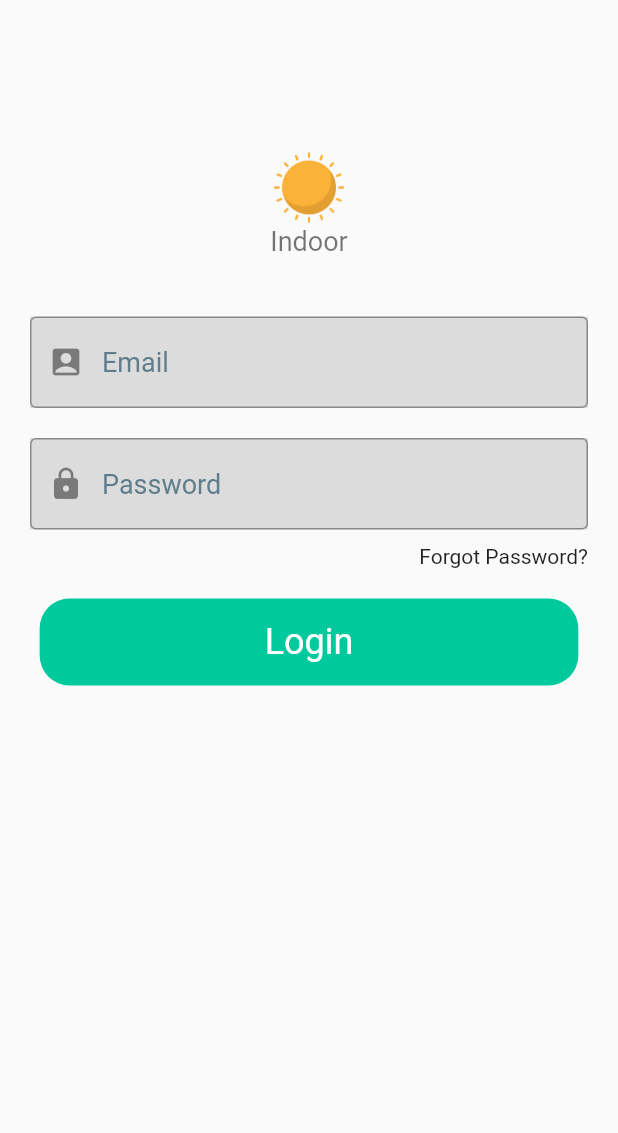
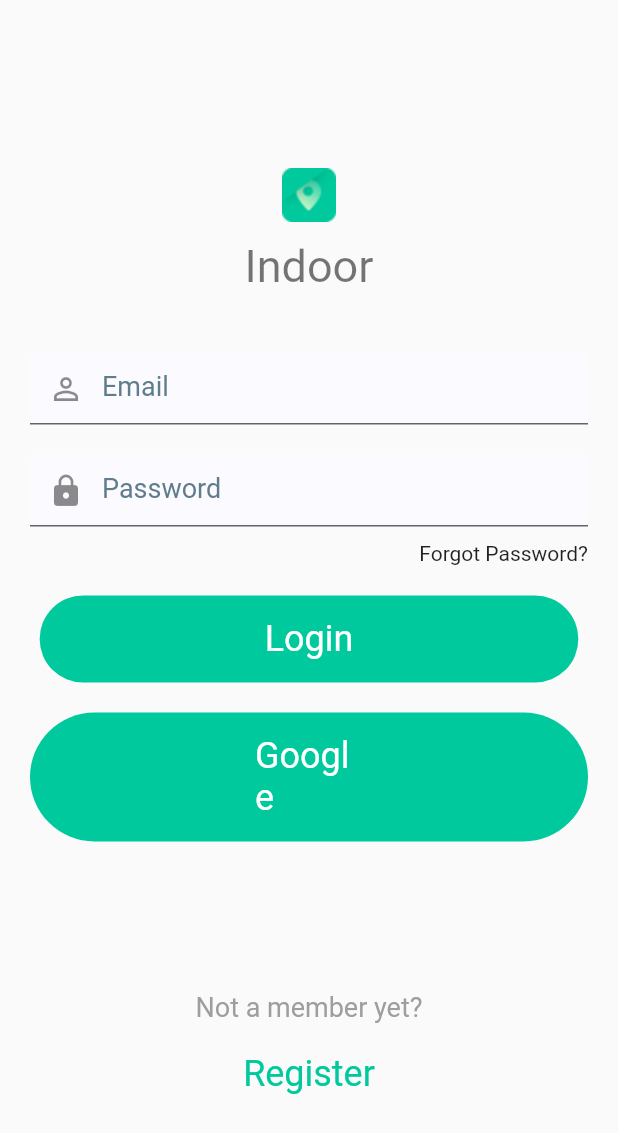
Before and after one commit to iyer99iyer/Covid19-app, a Flutter app: the screen it shows after launch, on a phone screen of 412 x 824 dp. Shown: the top 1133 px of the screen. Run offline on Flutter 3.47's test engine with Material 2 defaults, Android fonts, the phone set to English and light mode, and no system bars; Roboto replaces fonts that are missing (Montserrat).

Commit message:
login page design completed

```diff
--- /dev/null
+++ b/lib/constant.dart
@@ -0,0 +1,3 @@
+import 'package:flutter/material.dart';
+
+const Color kAccentColor = Color(0xFF00CA9D);
--- a/lib/main.dart
+++ b/lib/main.dart
@@ -1,4 +1,5 @@
 import 'package:flutter/material.dart';
+import 'package:test_indoor_app/constant.dart';
 import 'package:test_indoor_app/screens/login_screen.dart';
 
 void main() => runApp(MyApp());
@@ -9,6 +10,7 @@ class MyApp extends StatelessWidget {
     return MaterialApp(
       debugShowCheckedModeBanner: true,
       home: LoginScreen(),
+      theme: ThemeData(accentColor: kAccentColor, primaryColor: kAccentColor),
     );
   }
 }
--- a/lib/screens/login_screen.dart
+++ b/lib/screens/login_screen.dart
@@ -1,4 +1,5 @@
 import 'package:flutter/material.dart';
+import 'package:test_indoor_app/constant.dart';
 
 class LoginScreen extends StatefulWidget {
   @override
@@ -9,7 +10,8 @@ class _LoginScreenState extends State<LoginScreen> {
   @override
   Widget build(BuildContext context) {
     return Scaffold(
-      body: Container(
+      body: SingleChildScrollView(
+        child: Container(
           padding: EdgeInsets.only(top: 100.0, right: 20, left: 20, bottom: 20),
           child: Column(
             crossAxisAlignment: CrossAxisAlignment.center,
@@ -18,11 +20,11 @@ class _LoginScreenState extends State<LoginScreen> {
                 children: <Widget>[
                   Image(
                     image: AssetImage('images/logo.png'),
-                  width: 50,
+                    width: 60,
                   ),
                   Text(
                     'Indoor',
-                  style: TextStyle(color: Colors.black54, fontSize: 18),
+                    style: TextStyle(color: Colors.black54, fontSize: 30),
                   ),
                 ],
               ),
@@ -40,43 +42,84 @@ class _LoginScreenState extends State<LoginScreen> {
                   SizedBox(
                     height: 10,
                   ),
-                Text(
+                  GestureDetector(
+                    onTap: () {},
+                    child: Text(
                       'Forgot Password?',
                       textAlign: TextAlign.end,
+                    ),
                   ),
                   SizedBox(
                     height: 20,
                   ),
                 ],
               ),
-            CustomButton(text: 'Login')
+              GestureDetector(
+                onTap: () {},
+                child: CustomButton(text: 'Login'),
+              ),
+              SizedBox(
+                height: 20,
+              ),
+              GestureDetector(
+                onTap: () {},
+                child: CustomButton(text: 'Google'),
+              ),
+              SizedBox(
+                height: 100,
+              ),
+              Text(
+                'Not a member yet?',
+                style: TextStyle(
+                  fontSize: 18,
+                  color: Colors.grey,
+                ),
+              ),
+              SizedBox(
+                height: 20,
+              ),
+              GestureDetector(
+                onTap: () {},
+                child: Text(
+                  'Register',
+                  style: TextStyle(fontSize: 24, color: kAccentColor),
+                ),
+              )
             ],
+          ),
         ),
       ),
     );
   }
 
   Widget buildTextField(String hintText) {
-    return Container(
-      color: Colors.black12,
-      child: TextField(
+    return TextField(
+      cursorColor: kAccentColor,
       obscureText: hintText == 'Password' ? true : false,
+      style: TextStyle(fontSize: 18),
       decoration: InputDecoration(
-            prefixIcon:
-                Icon(hintText == 'Password' ? Icons.lock : Icons.account_box),
+        fillColor: Color(0xFFFBFAFF),
+        filled: true,
+        hoverColor: kAccentColor,
+        // border: InputBorder.none,
+        focusColor: kAccentColor,
+        prefixIcon: Icon(
+          hintText == 'Password' ? Icons.lock : Icons.perm_identity,
+        ),
         hintText: hintText,
         hintStyle: TextStyle(
           color: Colors.blueGrey,
           fontSize: 18.0,
         ),
-            border: OutlineInputBorder()),
       ),
     );
   }
 }
 
 class CustomButton extends StatelessWidget {
-  CustomButton({this.text});
+  CustomButton({
+    @required this.text,
+  });
 
   String text;
 
@@ -85,8 +128,8 @@ class CustomButton extends StatelessWidget {
     return Container(
       padding: EdgeInsets.symmetric(horizontal: 150, vertical: 15),
       decoration: BoxDecoration(
-        color: Color(0xFF00CA9D),
-        borderRadius: BorderRadius.circular(20),
+        color: kAccentColor,
+        borderRadius: BorderRadius.circular(100),
       ),
       child: Text(
         text,
```
Also changed, not shown: images/logo.png. Lines whose indentation alone changed are shown as unchanged.
